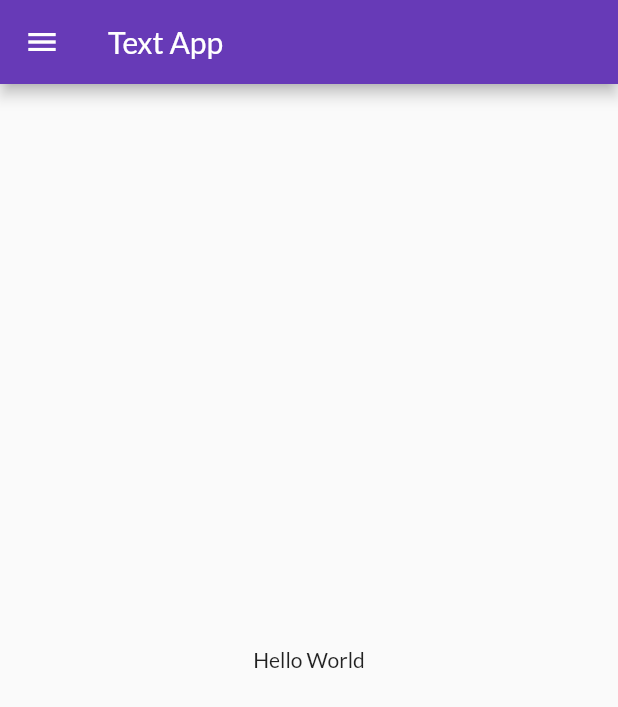
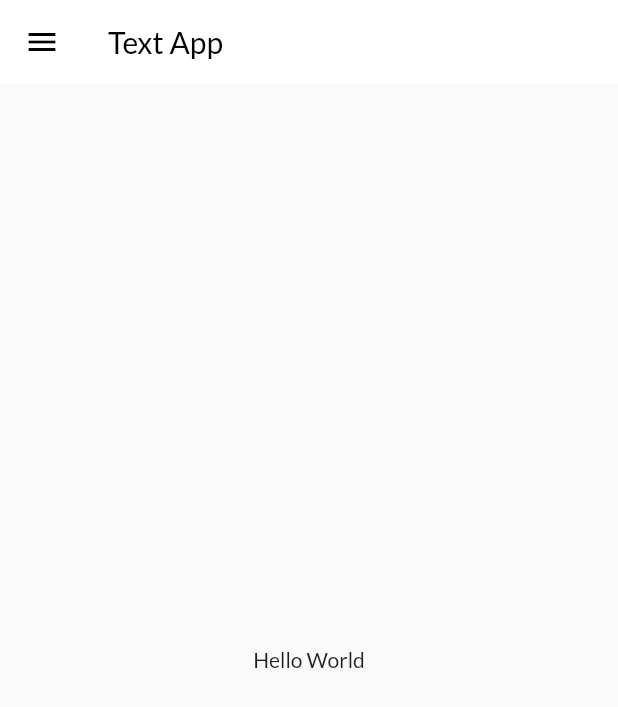
Before and after one commit to AyushSantri/E-Commerce_App, a Flutter app: the screen it shows after launch, on a phone screen of 412 x 824 dp. Shown: the top 707 px of the screen. Run offline on Flutter 3.47's test engine with Material 2 defaults, Android fonts, the phone set to English and light mode, and no system bars; our stand-ins replace google_fonts.

Commit message:
changed the style of appbar

```diff
--- a/e-commerce/lib/pages/homepage.dart
+++ b/e-commerce/lib/pages/homepage.dart
@@ -8,7 +8,13 @@ class HomePage extends StatelessWidget {
   Widget build(BuildContext context) {
     return Scaffold(
       appBar: AppBar(
-        title: const Text("Text App"),
+        backgroundColor: Colors.white,
+        elevation: 0,
+        iconTheme: const IconThemeData(color: Colors.black),
+        title: const Text(
+          "Text App",
+          style: TextStyle(color: Colors.black),
+        ),
       ),
       body: Center(
         child: Container(
```
